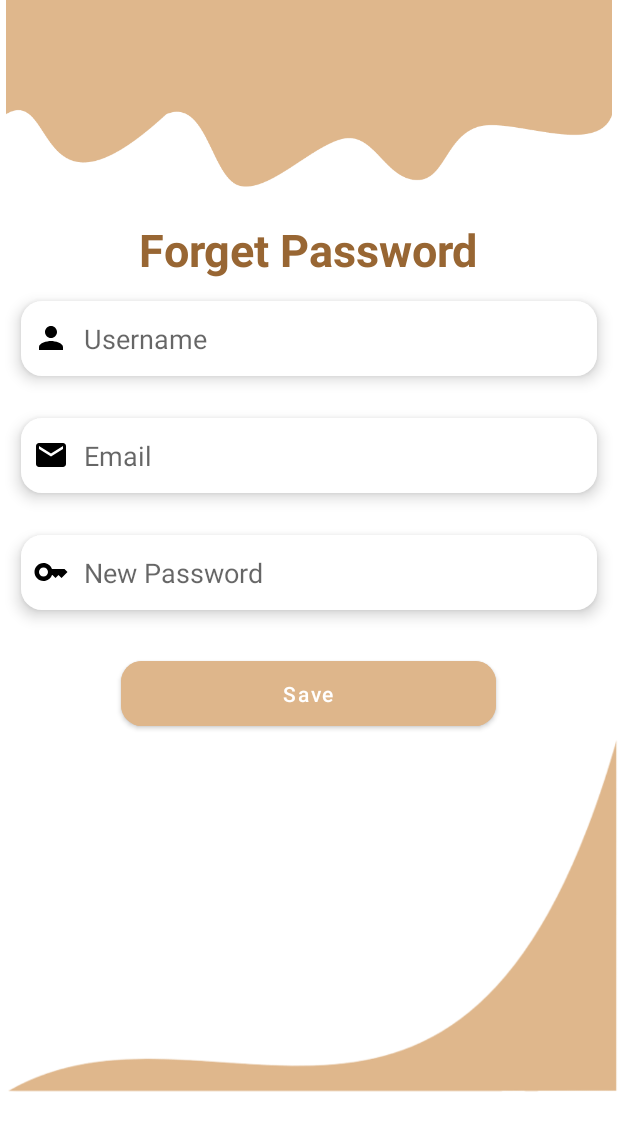
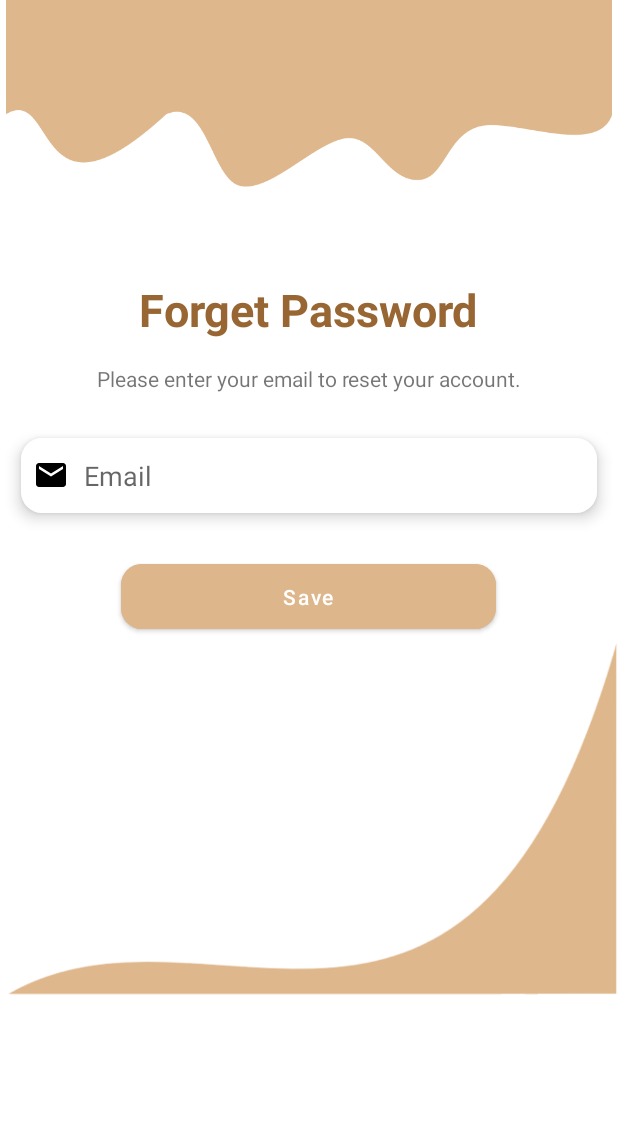
Before and after one commit to Sovatey/Android_Assignment, an Android app: the ForgetPasswordActivity screen opened directly, with no data from a screen before it, on a phone screen of 412 x 824 dp. Shown: the top 1131 px of the screen. Run offline under Robolectric (Android 15) with nearby library versions, the phone set to English and light mode, and no system bars; our stand-ins replace Firebase (no records; nobody signed in at launch, a user with empty details on screens opened directly); Roboto replaces fonts that are not available here.

Commit message:
Fixed login, logout and forgot password

```diff
--- a/app/src/main/java/com/example/assingment_coffee/HomeActivity.java
+++ b/app/src/main/java/com/example/assingment_coffee/HomeActivity.java
@@ -180,6 +180,8 @@ public class HomeActivity extends AppCompatActivity {
         navView.setNavigationItemSelectedListener(menuItem -> {
             // Mark: logout event
             if(menuItem.getItemId() == R.id.nav_logout) {
+                FirebaseAuth.getInstance().signOut();
+
                 Intent intent = new Intent(this, MainActivity.class);
                 intent.setFlags(Intent.FLAG_ACTIVITY_NEW_TASK | Intent.FLAG_ACTIVITY_CLEAR_TASK | Intent.FLAG_ACTIVITY_CLEAR_TOP);
                 startActivity(intent);
--- a/app/src/main/res/layout/activity_forget_password.xml
+++ b/app/src/main/res/layout/activity_forget_password.xml
@@ -19,9 +19,7 @@
     <LinearLayout
         android:layout_width="match_parent"
         android:layout_height="wrap_content"
-        android:gravity="center_horizontal"
-        android:layout_marginTop="-40dp"
-        >
+        android:gravity="center_horizontal">
         <TextView
             android:layout_width="wrap_content"
             android:layout_height="wrap_content"
@@ -31,26 +29,19 @@
             android:textStyle="bold"
             />
     </LinearLayout>
-    <EditText
+
+    <TextView
         android:layout_width="match_parent"
         android:layout_height="wrap_content"
-        android:hint="Username"
-        android:inputType="text"
-        android:layout_margin="14dp"
-        android:background="@drawable/edit"
-        android:drawableStart="@drawable/username"
-        android:drawablePadding="10dp"
-        android:elevation="6dp"
-        android:paddingStart="8dp"
-        android:id="@+id/forgetpassword_username"
-        />
-
+        android:padding="16dp"
+        android:textAlignment="center"
+        android:text="Please enter your email to reset your account."/>
 
     <EditText
         android:layout_width="match_parent"
         android:layout_height="wrap_content"
         android:hint="Email"
-        android:inputType="text"
+        android:inputType="textEmailAddress"
         android:layout_margin="14dp"
         android:background="@drawable/edit"
         android:drawableStart="@drawable/email"
@@ -58,19 +49,6 @@
         android:elevation="6dp"
         android:paddingStart="8dp"
         android:id="@+id/forgetpassword_email"
-        />
-    <EditText
-        android:layout_width="match_parent"
-        android:layout_height="wrap_content"
-        android:hint="New Password"
-        android:inputType="textPassword"
-        android:layout_margin="14dp"
-        android:background="@drawable/edit"
-        android:drawableStart="@drawable/baseline_key_24"
-        android:drawablePadding="10dp"
-        android:elevation="6dp"
-        android:paddingStart="8dp"
-        android:id="@+id/forgetpassword_password"
         />
 
     <RelativeLayout
```
Also changed, not shown: app/src/main/java/com/example/assingment_coffee/ForgetPasswordActivity.java (+59 -33 lines), app/src/main/java/com/example/assingment_coffee/MainActivity.java (+19 -13 lines), app/src/main/java/com/example/assingment_coffee/SignupActivity.java (+12 -12 lines), app/src/main/java/com/example/assingment_coffee/WelcomeActivity.java (+19 -0 lines).
